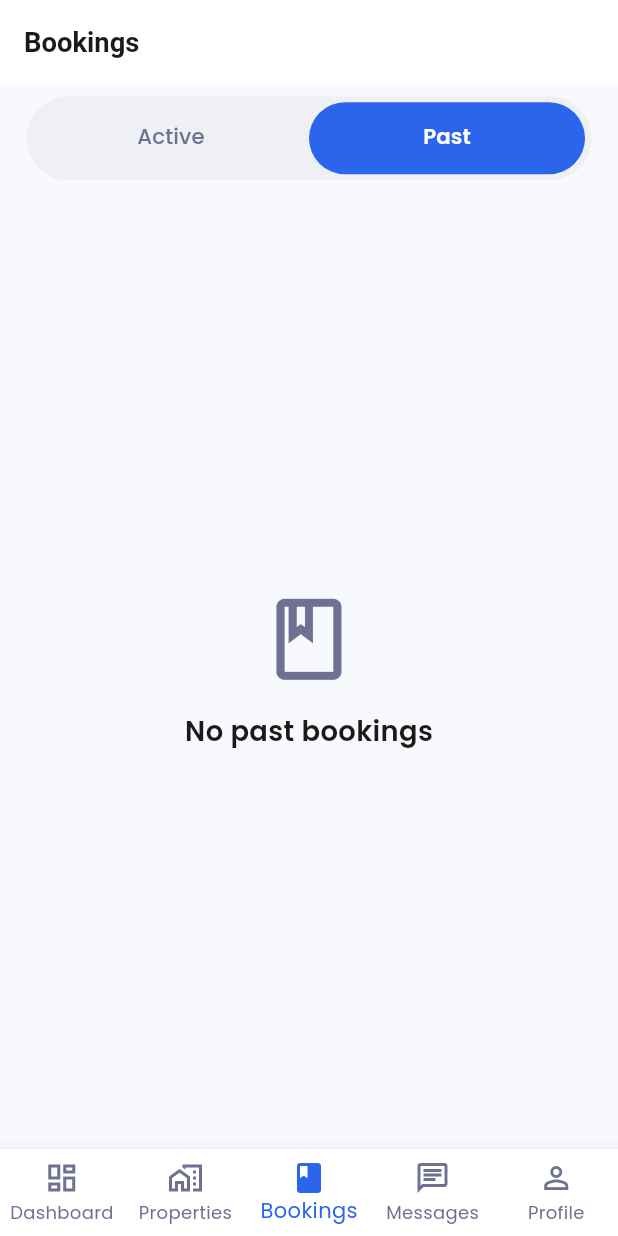
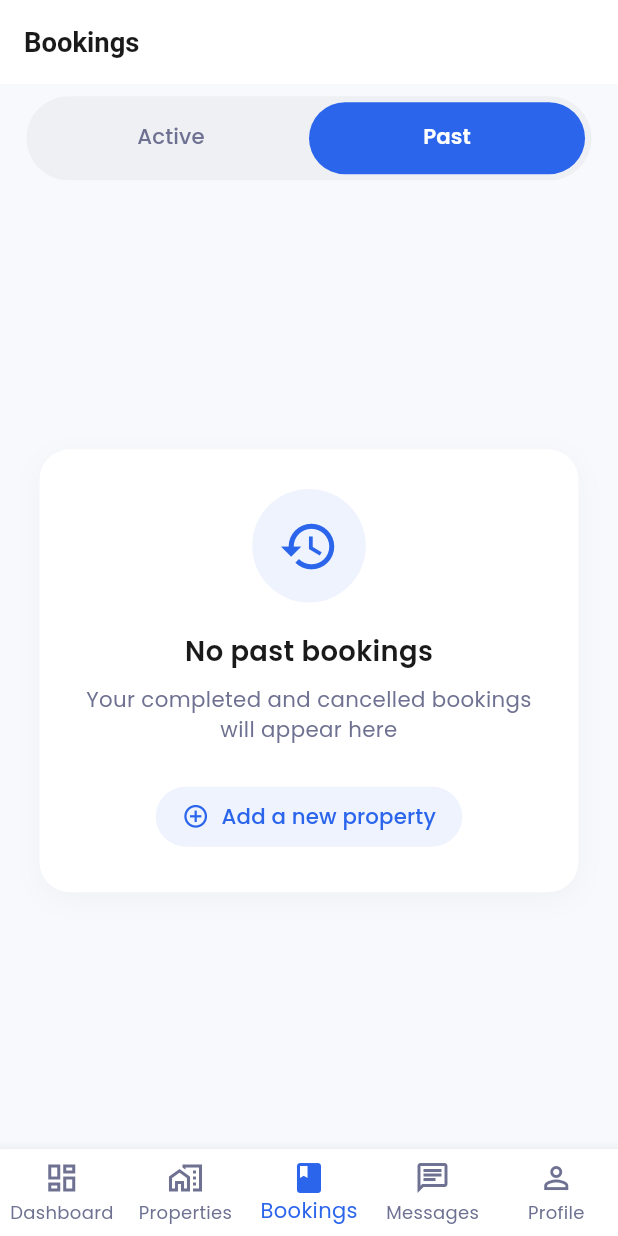
Before and after one commit to Edil-Ayehu/Home-Rental-App, a Flutter app: the LandlordBookingsScreen screen opened by its route, tab 2 chosen, on a phone screen of 412 x 824 dp. Run offline on Flutter 3.47's test engine with Material 3 defaults, Android fonts, the phone set to English and light mode, and no system bars; our stand-ins replace cached_network_image, carousel_slider, flutter_dotenv, flutter_screenutil, go_router, google_fonts and 4 more; accounts and stored records are empty; network calls fail.

Commit message:
empty state ui polish

```diff
--- a/lib/views/land_lord/landlord_bookings_screen.dart
+++ b/lib/views/land_lord/landlord_bookings_screen.dart
@@ -54,8 +54,8 @@ class LandlordBookingsScreen extends StatelessWidget {
             Expanded(
               child: TabBarView(
                 children: [
-                  _buildBookingsList(isActive: true),
-                  _buildBookingsList(isActive: false),
+                  _buildBookingsList(context,isActive: true),
+                  _buildBookingsList(context,isActive: false),
                 ],
               ),
             ),
@@ -65,7 +65,7 @@ class LandlordBookingsScreen extends StatelessWidget {
     );
   }
 
-  Widget _buildBookingsList({required bool isActive}) {
+  Widget _buildBookingsList(BuildContext context,{required bool isActive}) {
     // Using Jane Smith's ID (2) for demo
     final landlordId = '2';
     final allBookings = _bookingController.getBookingsByLandlordId(landlordId);
@@ -83,15 +83,37 @@ class LandlordBookingsScreen extends StatelessWidget {
 
     if (bookings.isEmpty) {
       return Center(
+        child: Container(
+          padding: EdgeInsets.all(24.w),
+          margin: EdgeInsets.all(24.w),
+          decoration: BoxDecoration(
+            color: Colors.white,
+            borderRadius: BorderRadius.circular(20.r),
+            boxShadow: [
+              BoxShadow(
+                color: Colors.black.withOpacity(0.03),
+                blurRadius: 15,
+                offset: const Offset(0, 5),
+              ),
+            ],
+          ),
           child: Column(
+            mainAxisSize: MainAxisSize.min,
             mainAxisAlignment: MainAxisAlignment.center,
             children: [
-            Icon(
-              Icons.book_outlined,
-              size: 64.sp,
-              color: AppColors.textSecondary,
+              Container(
+                padding: EdgeInsets.all(16.w),
+                decoration: BoxDecoration(
+                  color: AppColors.primary.withOpacity(0.08),
+                  shape: BoxShape.circle,
                 ),
-            SizedBox(height: 16.h),
+                child: Icon(
+                  isActive ? Icons.calendar_today_outlined : Icons.history_outlined,
+                  size: 40.sp,
+                  color: AppColors.primary,
+                ),
+              ),
+              SizedBox(height: 20.h),
               Text(
                 'No ${isActive ? 'active' : 'past'} bookings',
                 style: TextStyle(
@@ -100,7 +122,44 @@ class LandlordBookingsScreen extends StatelessWidget {
                   fontWeight: FontWeight.w600,
                 ),
               ),
+              SizedBox(height: 8.h),
+              Text(
+                isActive
+                  ? 'Your upcoming and ongoing bookings will appear here'
+                  : 'Your completed and cancelled bookings will appear here',
+                textAlign: TextAlign.center,
+                style: TextStyle(
+                  fontSize: 14.sp,
+                  color: AppColors.textSecondary,
+                  fontWeight: FontWeight.w400,
+                ),
+              ),
+              SizedBox(height: 24.h),
+              TextButton.icon(
+                onPressed: () => context.push('/landlord/properties'),
+                icon: Icon(
+                  Icons.add_circle_outline,
+                  size: 18.sp,
+                  color: AppColors.primary,
+                ),
+                label: Text(
+                  'Add a new property',
+                  style: TextStyle(
+                    fontSize: 14.sp,
+                    fontWeight: FontWeight.w500,
+                    color: AppColors.primary,
+                  ),
+                ),
+                style: TextButton.styleFrom(
+                  padding: EdgeInsets.symmetric(horizontal: 16.w, vertical: 8.h),
+                  shape: RoundedRectangleBorder(
+                    borderRadius: BorderRadius.circular(30.r),
+                  ),
+                  backgroundColor: AppColors.primary.withOpacity(0.08),
+                ),
+              ),
             ],
+          ),
         ),
       );
     }
```
Lines whose indentation alone changed are shown as unchanged.
